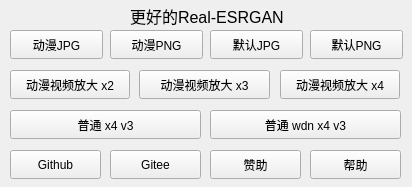
Before: the Qt Designer form QMake/better_real_esrgan.ui in Grey-Wind/Better-Real-ESRGAN, drawn with Qt 5.
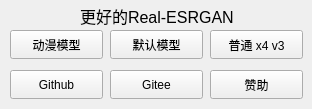
After: the same form once the commit is applied. Icons and pictures are not drawn.

```diff
--- a/QMake/better_real_esrgan.ui
+++ b/QMake/better_real_esrgan.ui
@@ -6,22 +6,10 @@
    <rect>
     <x>0</x>
     <y>0</y>
-    <width>412</width>
-    <height>187</height>
+    <width>312</width>
+    <height>109</height>
    </rect>
   </property>
-  <property name="minimumSize">
-   <size>
-    <width>412</width>
-    <height>187</height>
-   </size>
-  </property>
-  <property name="maximumSize">
-   <size>
-    <width>412</width>
-    <height>187</height>
-   </size>
-  </property>
   <property name="windowTitle">
    <string>更好的Real-ESRGAN</string>
   </property>
@@ -33,7 +21,7 @@
    <widget class="QLabel" name="Title">
     <property name="geometry">
      <rect>
-      <x>130</x>
+      <x>80</x>
       <y>0</y>
       <width>191</width>
       <height>31</height>
@@ -58,93 +46,15 @@
      </rect>
     </property>
     <property name="text">
-     <string>动漫JPG</string>
-    </property>
-   </widget>
-   <widget class="QPushButton" name="AnimePNG">
-    <property name="geometry">
-     <rect>
-      <x>110</x>
-      <y>30</y>
-      <width>93</width>
-      <height>29</height>
-     </rect>
-    </property>
-    <property name="text">
-     <string>动漫PNG</string>
-    </property>
-   </widget>
-   <widget class="QPushButton" name="DefaultJPG">
-    <property name="geometry">
-     <rect>
-      <x>210</x>
-      <y>30</y>
-      <width>93</width>
-      <height>29</height>
-     </rect>
-    </property>
-    <property name="text">
-     <string>默认JPG</string>
-    </property>
-   </widget>
-   <widget class="QPushButton" name="DefaultPNG">
-    <property name="geometry">
-     <rect>
-      <x>310</x>
-      <y>30</y>
-      <width>93</width>
-      <height>29</height>
-     </rect>
-    </property>
-    <property name="text">
-     <string>默认PNG</string>
-    </property>
-   </widget>
-   <widget class="QPushButton" name="Video2">
-    <property name="geometry">
-     <rect>
-      <x>10</x>
-      <y>70</y>
-      <width>120</width>
-      <height>29</height>
-     </rect>
-    </property>
-    <property name="text">
-     <string>动漫视频放大 x2</string>
-    </property>
-   </widget>
-   <widget class="QPushButton" name="Video3">
-    <property name="geometry">
-     <rect>
-      <x>139</x>
-      <y>70</y>
-      <width>131</width>
-      <height>29</height>
-     </rect>
-    </property>
-    <property name="text">
-     <string>动漫视频放大 x3</string>
-    </property>
-   </widget>
-   <widget class="QPushButton" name="Video4">
-    <property name="geometry">
-     <rect>
-      <x>280</x>
-      <y>70</y>
-      <width>120</width>
-      <height>29</height>
-     </rect>
-    </property>
-    <property name="text">
-     <string>动漫视频放大 x4</string>
+     <string>动漫模型</string>
     </property>
    </widget>
    <widget class="QPushButton" name="Github">
     <property name="geometry">
      <rect>
       <x>10</x>
-      <y>150</y>
-      <width>91</width>
+      <y>70</y>
+      <width>93</width>
       <height>29</height>
      </rect>
     </property>
@@ -156,8 +66,8 @@
     <property name="geometry">
      <rect>
       <x>110</x>
-      <y>150</y>
-      <width>91</width>
+      <y>70</y>
+      <width>93</width>
       <height>29</height>
      </rect>
     </property>
@@ -165,25 +75,12 @@
      <string>Gitee</string>
     </property>
    </widget>
-   <widget class="QPushButton" name="Help">
-    <property name="geometry">
-     <rect>
-      <x>310</x>
-      <y>150</y>
-      <width>91</width>
-      <height>29</height>
-     </rect>
-    </property>
-    <property name="text">
-     <string>帮助</string>
-    </property>
-   </widget>
    <widget class="QPushButton" name="Sponsor">
     <property name="geometry">
      <rect>
       <x>210</x>
-      <y>150</y>
-      <width>91</width>
+      <y>70</y>
+      <width>93</width>
       <height>29</height>
      </rect>
     </property>
@@ -194,9 +91,22 @@
    <widget class="QPushButton" name="GeneralX4V3">
     <property name="geometry">
      <rect>
-      <x>10</x>
-      <y>110</y>
-      <width>191</width>
+      <x>110</x>
+      <y>30</y>
+      <width>93</width>
+      <height>29</height>
+     </rect>
+    </property>
+    <property name="text">
+     <string>默认模型</string>
+    </property>
+   </widget>
+   <widget class="QPushButton" name="GeneralModel">
+    <property name="geometry">
+     <rect>
+      <x>210</x>
+      <y>30</y>
+      <width>93</width>
       <height>29</height>
      </rect>
     </property>
@@ -204,19 +114,6 @@
      <string>普通 x4 v3</string>
     </property>
    </widget>
-   <widget class="QPushButton" name="GeneralX4V3_wdn">
-    <property name="geometry">
-     <rect>
-      <x>210</x>
-      <y>110</y>
-      <width>191</width>
-      <height>29</height>
-     </rect>
-    </property>
-    <property name="text">
-     <string>普通 wdn x4 v3</string>
-    </property>
-   </widget>
   </widget>
  </widget>
  <tabstops>
```
Left out of the diff: 17 changed lines with no effect on the pictures.
